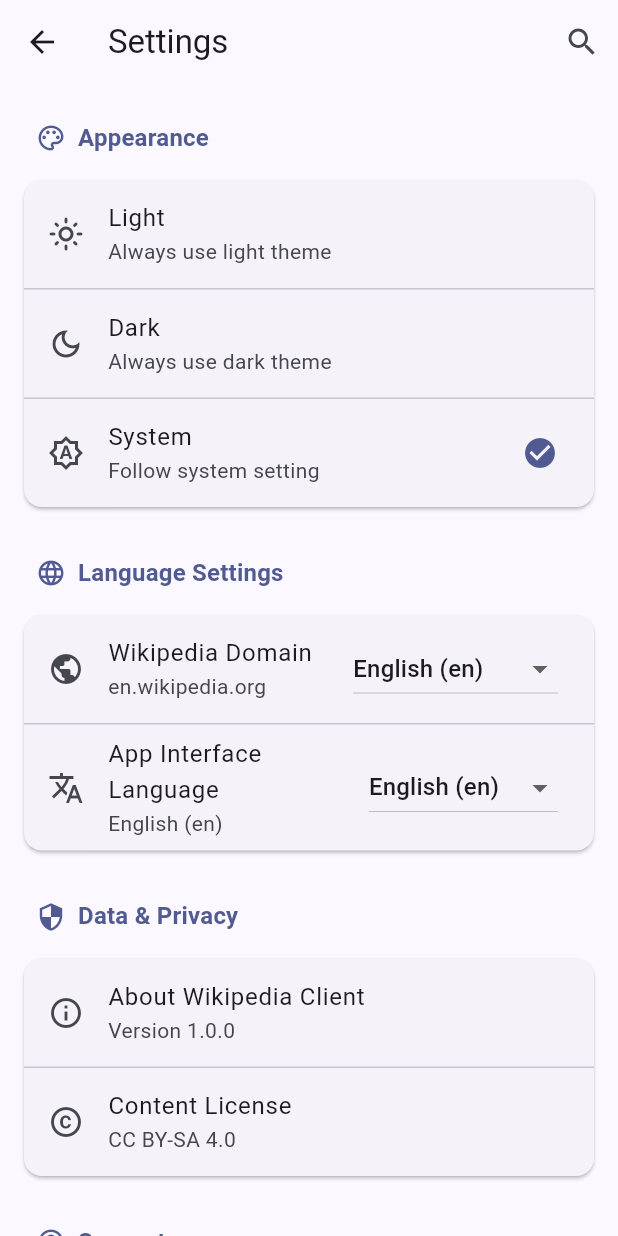
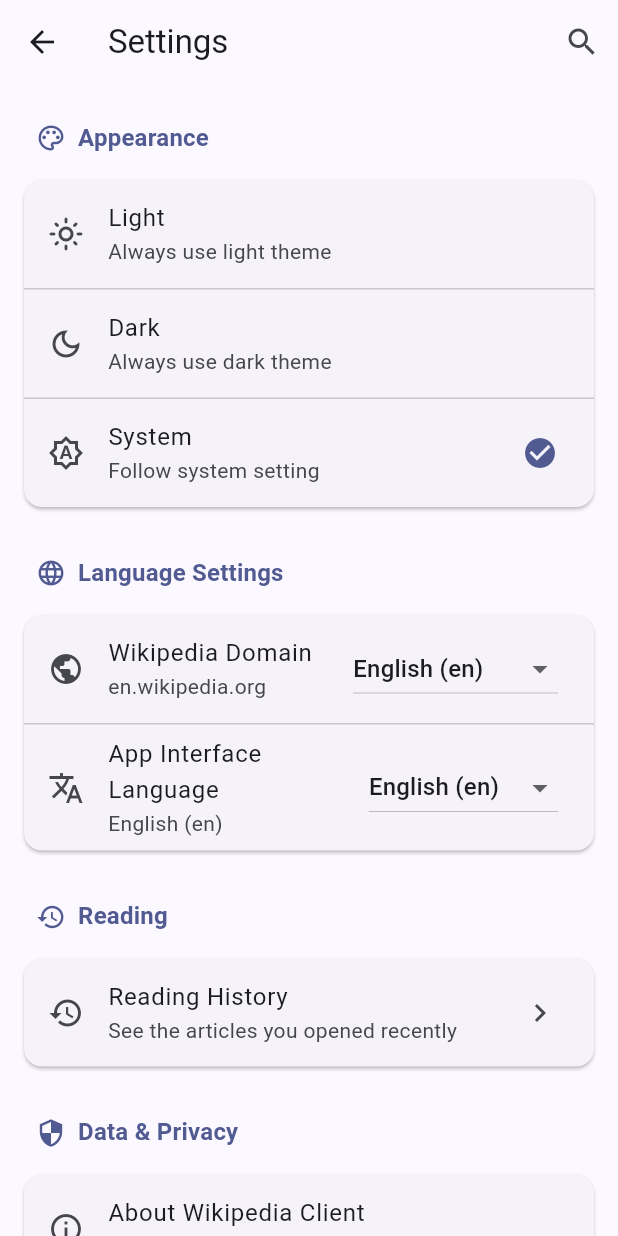
Before and after one commit to Tom-91-max/wikipedia_client_Gp7_USTH, a Flutter app: the SettingsScreen screen opened by its route, on a phone screen of 412 x 824 dp. Run offline on Flutter 3.47's test engine with Material 3 defaults, Android fonts, the phone set to English and light mode, and no system bars; our stand-ins replace cached_network_image, dio, flutter_riverpod, flutter_tts, go_router, hive_flutter and 3 more; accounts and stored records are empty.

Commit message:
Done save discovery history

```diff
--- a/lib/features/settings/settings_screen.dart
+++ b/lib/features/settings/settings_screen.dart
@@ -37,7 +37,7 @@
         ),
         body: ListView(
           children: [
-          // Theme Section
+            // Appearance
             _buildSectionHeader(context, 'Appearance', Icons.palette_outlined),
             Card(
               margin: const EdgeInsets.symmetric(horizontal: 16, vertical: 8),
@@ -73,8 +73,9 @@
               ),
             ),
 
-          // Language Section
-          _buildSectionHeader(context, 'Language Settings', Icons.language_outlined),
+            // Language
+            _buildSectionHeader(
+                context, 'Language Settings', Icons.language_outlined),
             Card(
               margin: const EdgeInsets.symmetric(horizontal: 16, vertical: 8),
               child: Column(
@@ -85,7 +86,8 @@
                     subtitle: Text('${language}.wikipedia.org'),
                     trailing: DropdownButton<String>(
                       value: language,
-                    items: SettingsService.supportedLanguages.entries.map((entry) {
+                      items: SettingsService.supportedLanguages.entries
+                          .map((entry) {
                         return DropdownMenuItem<String>(
                           value: entry.key,
                           child: Row(
@@ -98,10 +100,14 @@
                       }).toList(),
                       onChanged: (newLanguage) {
                         if (newLanguage != null) {
-                        ref.read(languageProvider.notifier).setLanguage(newLanguage);
+                          ref
+                              .read(languageProvider.notifier)
+                              .setLanguage(newLanguage);
                           ScaffoldMessenger.of(context).showSnackBar(
                             SnackBar(
-                            content: Text('Wikipedia language changed to ${SettingsService.supportedLanguages[newLanguage]}'),
+                              content: Text(
+                                'Wikipedia language changed to ${SettingsService.supportedLanguages[newLanguage]}',
+                              ),
                               duration: const Duration(seconds: 2),
                             ),
                           );
@@ -113,7 +119,9 @@
                   ListTile(
                     leading: const Icon(Icons.translate_outlined),
                     title: const Text('App Interface Language'),
-                  subtitle: Text('${SettingsService.appLanguages[appLocale.languageCode] ?? 'English'} (${appLocale.languageCode})'),
+                    subtitle: Text(
+                      '${SettingsService.appLanguages[appLocale.languageCode] ?? 'English'} (${appLocale.languageCode})',
+                    ),
                     trailing: DropdownButton<String>(
                       value: appLocale.languageCode,
                       items: SettingsService.appLanguages.entries.map((entry) {
@@ -124,10 +132,14 @@
                       }).toList(),
                       onChanged: (newLanguage) {
                         if (newLanguage != null) {
-                        ref.read(appLanguageProvider.notifier).setLanguage(newLanguage);
+                          ref
+                              .read(appLanguageProvider.notifier)
+                              .setLanguage(newLanguage);
                           ScaffoldMessenger.of(context).showSnackBar(
                             SnackBar(
-                            content: Text('App language changed to ${SettingsService.appLanguages[newLanguage]}'),
+                              content: Text(
+                                'App language changed to ${SettingsService.appLanguages[newLanguage]}',
+                              ),
                               duration: const Duration(seconds: 2),
                             ),
                           );
@@ -139,8 +151,37 @@
               ),
             ),
 
-          // Data Section
-          _buildSectionHeader(context, 'Data & Privacy', Icons.security_outlined),
+            // Reading (NEW): History entry
+            _buildSectionHeader(context, 'Reading', Icons.history),
+            Card(
+              margin: const EdgeInsets.symmetric(horizontal: 16, vertical: 8),
+              child: Column(
+                children: [
+                  ListTile(
+                    leading: const Icon(Icons.history),
+                    title: const Text('Reading History'),
+                    subtitle:
+                        const Text('See the articles you opened recently'),
+                    trailing: const Icon(Icons.chevron_right),
+                    onTap: () =>
+                        context.go('/history'), // 👉 navigate to History screen
+                  ),
+                  // (Optional) quick access to Saved:
+                  // const Divider(height: 1),
+                  // ListTile(
+                  //   leading: const Icon(Icons.bookmark_outline),
+                  //   title: const Text('Saved Articles'),
+                  //   subtitle: const Text('Manage your offline saved articles'),
+                  //   trailing: const Icon(Icons.chevron_right),
+                  //   onTap: () => context.go('/saved'),
+                  // ),
+                ],
+              ),
+            ),
+
+            // Data & Privacy
+            _buildSectionHeader(
+                context, 'Data & Privacy', Icons.security_outlined),
             Card(
               margin: const EdgeInsets.symmetric(horizontal: 16, vertical: 8),
               child: Column(
@@ -162,7 +203,7 @@
               ),
             ),
 
-          // Support Section
+            // Support
             _buildSectionHeader(context, 'Support', Icons.help_outline),
             Card(
               margin: const EdgeInsets.symmetric(horizontal: 16, vertical: 8),
@@ -192,7 +233,8 @@
     );
   }
 
-  Widget _buildSectionHeader(BuildContext context, String title, IconData icon) {
+  Widget _buildSectionHeader(
+      BuildContext context, String title, IconData icon) {
     return Padding(
       padding: const EdgeInsets.fromLTRB(24, 24, 24, 8),
       child: Row(
@@ -225,13 +267,11 @@
       leading: Icon(icon),
       title: Text(title),
       subtitle: Text(_getThemeDescription(mode)),
-      trailing: isSelected ? Icon(
-        Icons.check_circle,
-        color: Theme.of(context).colorScheme.primary,
-      ) : null,
-      onTap: () {
-        ref.read(themeProvider.notifier).setTheme(mode);
-      },
+      trailing: isSelected
+          ? Icon(Icons.check_circle,
+              color: Theme.of(context).colorScheme.primary)
+          : null,
+      onTap: () => ref.read(themeProvider.notifier).setTheme(mode),
     );
   }
 
@@ -252,10 +292,11 @@
       applicationName: 'Wikipedia Client',
       applicationVersion: '1.0.0',
       applicationIcon: const Icon(Icons.public, size: 48),
-      applicationLegalese: 'A Flutter app for browsing Wikipedia articles with a clean, modern interface.',
-      children: [
-        const SizedBox(height: 16),
-        const Text(
+      applicationLegalese:
+          'A Flutter app for browsing Wikipedia articles with a clean, modern interface.',
+      children: const [
+        SizedBox(height: 16),
+        Text(
           'This application uses Wikipedia APIs to provide access to Wikipedia content. '
           'All content is available under Creative Commons Attribution-ShareAlike 4.0 International License.',
           style: TextStyle(fontSize: 12),
@@ -284,8 +325,7 @@
         actions: [
           TextButton(
               onPressed: () => Navigator.of(context).pop(),
-            child: const Text('Close'),
-          ),
+              child: const Text('Close')),
         ],
       ),
     );
@@ -303,8 +343,7 @@
         actions: [
           TextButton(
               onPressed: () => Navigator.of(context).pop(),
-            child: const Text('Close'),
-          ),
+              child: const Text('Close')),
         ],
       ),
     );
@@ -319,25 +358,20 @@
           mainAxisSize: MainAxisSize.min,
           crossAxisAlignment: CrossAxisAlignment.start,
           children: [
-            Text(
-              'Wikipedia Client',
-              style: TextStyle(fontWeight: FontWeight.bold, fontSize: 16),
-            ),
+            Text('Wikipedia Client',
+                style: TextStyle(fontWeight: FontWeight.bold, fontSize: 16)),
             SizedBox(height: 8),
             Text('Developed by USTH Group 7'),
             Text('University of Science and Technology of Hanoi'),
             SizedBox(height: 16),
-            Text(
-              'Built with Flutter and Wikipedia APIs',
-              style: TextStyle(fontStyle: FontStyle.italic),
-            ),
+            Text('Built with Flutter and Wikipedia APIs',
+                style: TextStyle(fontStyle: FontStyle.italic)),
           ],
         ),
         actions: [
           TextButton(
               onPressed: () => Navigator.of(context).pop(),
-            child: const Text('Close'),
-          ),
+              child: const Text('Close')),
         ],
       ),
     );
```
Also changed, not shown: lib/features/search/search_screen.dart (+33 -77 lines). Lines whose indentation alone changed are shown as unchanged.
